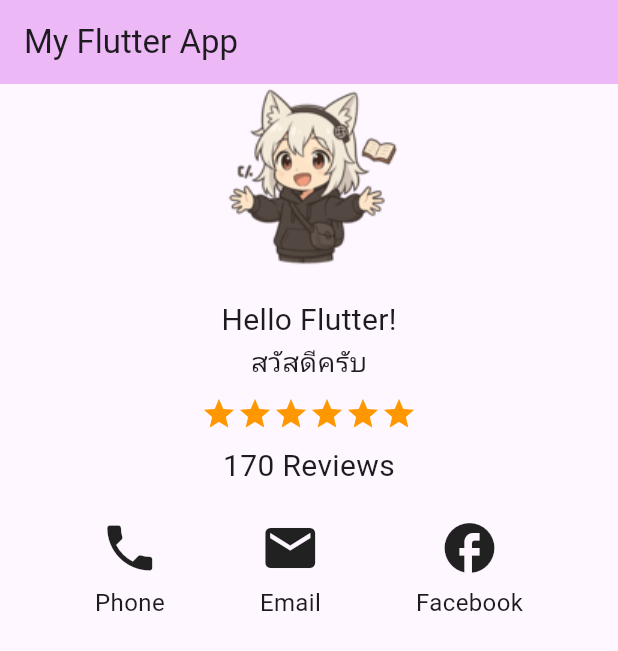
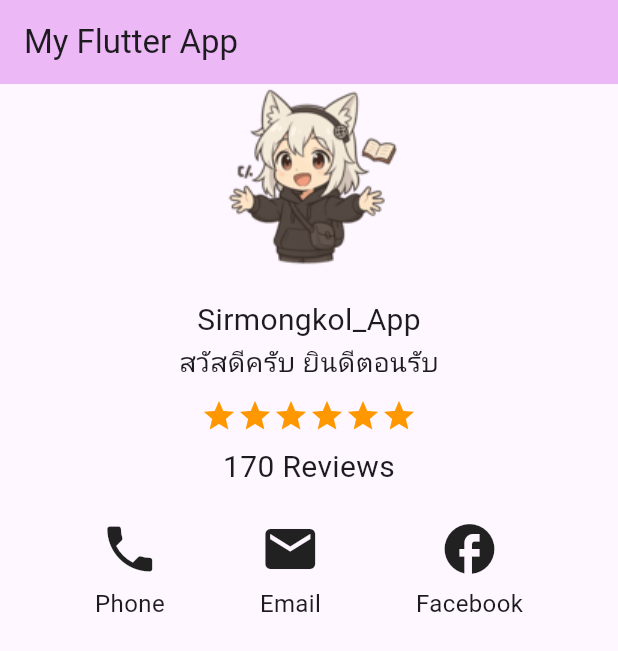
Before and after one commit to SirimongkolMannubut/flutter_layout_app_one, a Flutter app: the screen it shows after launch, on a phone screen of 412 x 824 dp. Shown: the top 651 px of the screen. Run offline on Flutter 3.47's test engine with Material 3 defaults, Android fonts, the light colour scheme and no system bars.

Commit message:
อัปเดตไฟล์ล่าสุด

```diff
--- a/lib/main.dart
+++ b/lib/main.dart
@@ -21,11 +21,11 @@ class MainApp extends StatelessWidget {
             Image.asset("assets/img/profile1.png"),
             const SizedBox(height: 20),
             const Text(
-              'Hello Flutter!',
+              'Sirmongkol_App',
               style: TextStyle(fontSize: 20),
             ),
             const Text(
-              'สวัสดีครับ',
+              'สวัสดีครับ ยินดีตอนรับ',
               style: TextStyle(fontSize: 18),
             ),
             const SizedBox(height: 10),
```
